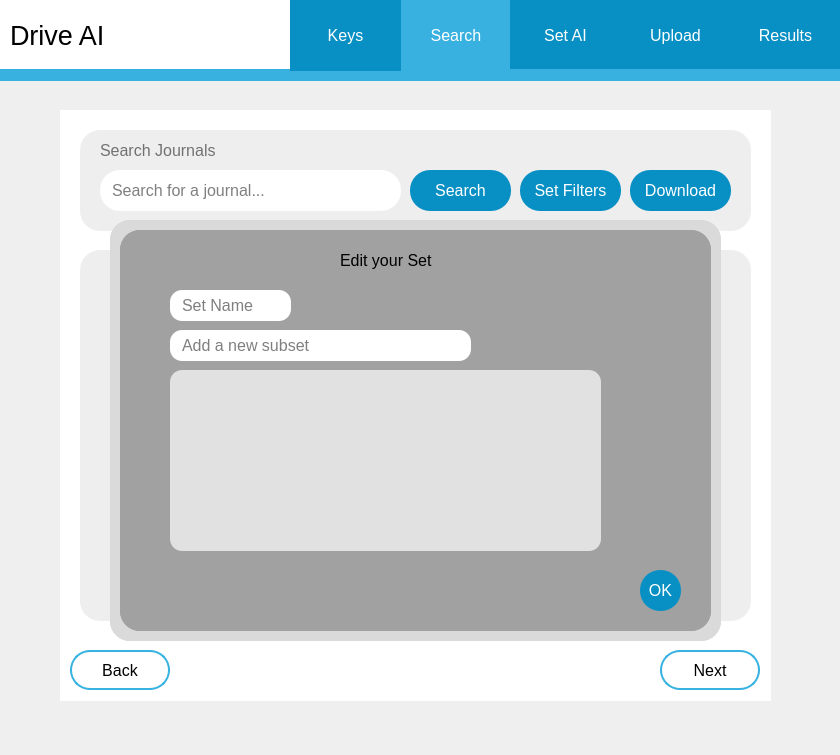
Old version of the form src/modules/GUI/GUI.ui in the repository Semuca/road-safety-scanner.
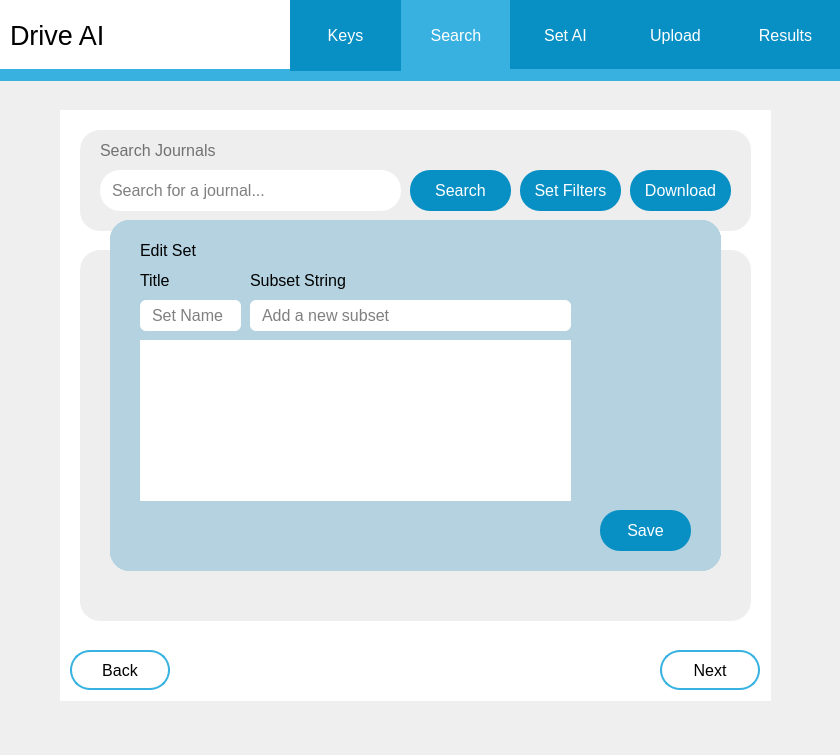
New version of the form.

Commit message: Made some design changes and fixed the code up for a PR

```diff
--- a/src/modules/GUI/GUI.ui
+++ b/src/modules/GUI/GUI.ui
@@ -462,23 +462,22 @@
        <x>50</x>
        <y>110</y>
        <width>611</width>
-       <height>421</height>
+       <height>351</height>
       </rect>
      </property>
      <property name="styleSheet">
       <string notr="true">QWidget{
 	border-radius: 20px;   
-	
-	background-color: rgb(218, 218, 218);
+	background-color: rgb(180, 210, 224);
 }</string>
      </property>
      <widget class="QLabel" name="authorLabel">
       <property name="geometry">
        <rect>
-        <x>60</x>
-        <y>40</y>
+        <x>40</x>
+        <y>35</y>
         <width>61</width>
-        <height>16</height>
+        <height>21</height>
        </rect>
       </property>
       <property name="styleSheet">
@@ -491,10 +490,10 @@
      <widget class="QLabel" name="publishYearLabel">
       <property name="geometry">
        <rect>
-        <x>410</x>
-        <y>40</y>
-        <width>101</width>
-        <height>16</height>
+        <x>330</x>
+        <y>30</y>
+        <width>121</width>
+        <height>31</height>
        </rect>
       </property>
       <property name="styleSheet">
@@ -507,41 +506,41 @@
      <widget class="QLabel" name="settingLabel">
       <property name="geometry">
        <rect>
-        <x>60</x>
+        <x>40</x>
         <y>190</y>
-        <width>61</width>
-        <height>21</height>
+        <width>71</width>
+        <height>31</height>
        </rect>
       </property>
       <property name="styleSheet">
        <string notr="true">font: 700 12pt;</string>
       </property>
       <property name="text">
-       <string>Setting</string>
+       <string>Setting:</string>
       </property>
      </widget>
      <widget class="QLabel" name="keyWordsLabel">
       <property name="geometry">
        <rect>
-        <x>60</x>
+        <x>40</x>
         <y>110</y>
-        <width>81</width>
-        <height>21</height>
+        <width>101</width>
+        <height>31</height>
        </rect>
       </property>
       <property name="styleSheet">
        <string notr="true">font: 700 12pt;</string>
       </property>
       <property name="text">
-       <string>Key Words</string>
+       <string>Key Words:</string>
       </property>
      </widget>
      <widget class="QLineEdit" name="authorName">
       <property name="geometry">
        <rect>
-        <x>50</x>
+        <x>30</x>
         <y>60</y>
-        <width>301</width>
+        <width>261</width>
         <height>41</height>
        </rect>
       </property>
@@ -561,16 +560,17 @@
      <widget class="QDateEdit" name="publishYearFrom">
       <property name="geometry">
        <rect>
-        <x>460</x>
-        <y>70</y>
-        <width>110</width>
-        <height>22</height>
+        <x>370</x>
+        <y>60</y>
+        <width>81</width>
+        <height>41</height>
        </rect>
       </property>
       <property name="styleSheet">
        <string notr="true">QDateEdit{
-	
+	border-radius: 10px;
 	background-color: rgb(255, 255, 255);
+	padding-left: 7px;
 }</string>
       </property>
       <property name="dateTime">
@@ -597,9 +597,9 @@
      <widget class="QLineEdit" name="keyWords">
       <property name="geometry">
        <rect>
-        <x>50</x>
+        <x>30</x>
         <y>140</y>
-        <width>301</width>
+        <width>261</width>
         <height>41</height>
        </rect>
       </property>
@@ -622,9 +622,9 @@
      <widget class="QLineEdit" name="setting">
       <property name="geometry">
        <rect>
-        <x>50</x>
+        <x>30</x>
         <y>220</y>
-        <width>301</width>
+        <width>261</width>
         <height>41</height>
        </rect>
       </property>
@@ -647,9 +647,9 @@
      <widget class="QPushButton" name="setFiltersCloseButton">
       <property name="geometry">
        <rect>
-        <x>550</x>
-        <y>360</y>
-        <width>41</width>
+        <x>480</x>
+        <y>280</y>
+        <width>91</width>
         <height>41</height>
        </rect>
       </property>
@@ -672,7 +672,7 @@
 */</string>
       </property>
       <property name="text">
-       <string>OK</string>
+       <string>Filter</string>
       </property>
       <property name="checkable">
        <bool>true</bool>
@@ -690,32 +690,33 @@
      <widget class="QLabel" name="publishYearFromLabel">
       <property name="geometry">
        <rect>
-        <x>410</x>
-        <y>71</y>
-        <width>41</width>
-        <height>20</height>
+        <x>320</x>
+        <y>61</y>
+        <width>51</width>
+        <height>41</height>
        </rect>
       </property>
       <property name="styleSheet">
        <string notr="true">font: 700 12pt;</string>
       </property>
       <property name="text">
-       <string>From</string>
+       <string>From:</string>
       </property>
      </widget>
      <widget class="QDateEdit" name="publishYearTo">
       <property name="geometry">
        <rect>
-        <x>460</x>
-        <y>109</y>
-        <width>110</width>
-        <height>22</height>
+        <x>490</x>
+        <y>61</y>
+        <width>81</width>
+        <height>41</height>
        </rect>
       </property>
       <property name="styleSheet">
        <string notr="true">QDateEdit{
-	
+	border-radius: 10px;
 	background-color: rgb(255, 255, 255);
+	padding-left: 7px;
 }</string>
       </property>
       <property name="dateTime">
@@ -742,9 +743,9 @@
      <widget class="QLabel" name="publishYearToLabel">
       <property name="geometry">
        <rect>
-        <x>410</x>
-        <y>110</y>
-        <width>41</width>
+        <x>460</x>
+        <y>70</y>
+        <width>31</width>
         <height>20</height>
        </rect>
       </property>
@@ -752,20 +753,27 @@
        <string notr="true">font: 700 12pt;</string>
       </property>
       <property name="text">
-       <string>To</string>
+       <string>To:</string>
       </property>
      </widget>
      <widget class="QComboBox" name="comboBox">
       <property name="geometry">
        <rect>
-        <x>410</x>
-        <y>180</y>
-        <width>151</width>
-        <height>22</height>
+        <x>320</x>
+        <y>140</y>
+        <width>251</width>
+        <height>41</height>
        </rect>
       </property>
       <property name="styleSheet">
-       <string notr="true">background-color: rgb(184, 184, 184);</string>
+       <string notr="true">QComboBox {
+    padding: 9px;     
+	background-color: rgb(255, 255, 255);
+	
+	color: rgb(56, 56, 56);
+}
+
+</string>
       </property>
       <property name="editable">
        <bool>false</bool>
@@ -781,6 +789,36 @@
        </property>
       </item>
      </widget>
+     <widget class="QLabel" name="publishYearToLabel_2">
+      <property name="geometry">
+       <rect>
+        <x>330</x>
+        <y>110</y>
+        <width>81</width>
+        <height>31</height>
+       </rect>
+      </property>
+      <property name="styleSheet">
+       <string notr="true">font: 700 12pt;</string>
+      </property>
+      <property name="text">
+       <string>Sets:</string>
+      </property>
+     </widget>
+     <zorder>authorLabel</zorder>
+     <zorder>publishYearLabel</zorder>
+     <zorder>settingLabel</zorder>
+     <zorder>keyWordsLabel</zorder>
+     <zorder>authorName</zorder>
+     <zorder>keyWords</zorder>
+     <zorder>setting</zorder>
+     <zorder>setFiltersCloseButton</zorder>
+     <zorder>publishYearFromLabel</zorder>
+     <zorder>publishYearToLabel</zorder>
+     <zorder>publishYearToLabel_2</zorder>
+     <zorder>publishYearTo</zorder>
+     <zorder>comboBox</zorder>
+     <zorder>publishYearFrom</zorder>
     </widget>
     <widget class="QWidget" name="uploadJournal_2" native="true">
      <property name="geometry">
@@ -2039,26 +2077,24 @@
    </property>
    <property name="geometry">
     <rect>
-     <x>120</x>
-     <y>230</y>
-     <width>591</width>
-     <height>401</height>
+     <x>110</x>
+     <y>220</y>
+     <width>611</width>
+     <height>351</height>
     </rect>
    </property>
    <property name="styleSheet">
     <string notr="true">QWidget{
 	border-radius: 20px;   
-	
-	
-	background-color: rgb(161, 161, 161);
+	background-color: rgb(180, 210, 224);
 }</string>
    </property>
    <widget class="QLabel" name="editYourSetTitle">
     <property name="geometry">
      <rect>
-      <x>220</x>
+      <x>30</x>
       <y>10</y>
-      <width>181</width>
+      <width>141</width>
       <height>41</height>
      </rect>
     </property>
@@ -2066,15 +2102,15 @@
      <string notr="true">font: 700 16pt;</string>
     </property>
     <property name="text">
-     <string>Edit your Set</string>
+     <string>Edit Set</string>
     </property>
    </widget>
    <widget class="QLineEdit" name="editSubsetText">
     <property name="geometry">
      <rect>
-      <x>50</x>
-      <y>100</y>
-      <width>301</width>
+      <x>140</x>
+      <y>80</y>
+      <width>321</width>
       <height>31</height>
      </rect>
     </property>
@@ -2083,7 +2119,7 @@
 	background-color: rgb(255, 255, 255);
 	font: 12pt;
 	padding-left: 10px;
-	border-radius: 12px;  
+	border-radius: 6px;  
 }
 </string>
     </property>
@@ -2100,9 +2136,9 @@
    <widget class="QPushButton" name="editSubsetSaveButton">
     <property name="geometry">
      <rect>
-      <x>520</x>
-      <y>340</y>
-      <width>41</width>
+      <x>490</x>
+      <y>290</y>
+      <width>91</width>
       <height>41</height>
      </rect>
     </property>
@@ -2118,14 +2154,15 @@
 	border: none;
 }
 
-/*
-QPushButton:Hover{
-	background-color: rgb(56, 177, 224);
+QPushButton:hover{
+	background-color: rgb(255, 255, 255);
+	border: 2px solid rgb(56, 178, 224);
+	color: rgb(56, 177, 224);
 }
-*/</string>
+</string>
     </property>
     <property name="text">
-     <string>OK</string>
+     <string>Save</string>
     </property>
     <property name="checkable">
      <bool>true</bool>
@@ -2143,10 +2180,10 @@
    <widget class="QListWidget" name="editSubsetList">
     <property name="geometry">
      <rect>
-      <x>50</x>
-      <y>140</y>
+      <x>30</x>
+      <y>120</y>
       <width>431</width>
-      <height>181</height>
+      <height>161</height>
      </rect>
     </property>
     <property name="styleSheet">
@@ -2154,8 +2191,9 @@
 	
 	
 	font: 9pt &quot;Arial&quot;;
-    background-color: rgb(225, 225, 225);
-    border-radius: 12px; 
+    
+	background-color: rgb(255, 255, 255);
+    border-radius: 1px; 
 }
 
 
@@ -2165,9 +2203,9 @@
    <widget class="QLineEdit" name="editTitle">
     <property name="geometry">
      <rect>
-      <x>50</x>
-      <y>60</y>
-      <width>121</width>
+      <x>30</x>
+      <y>80</y>
+      <width>101</width>
       <height>31</height>
      </rect>
     </property>
@@ -2176,7 +2214,7 @@
 	background-color: rgb(255, 255, 255);
 	font: 12pt;
 	padding-left: 10px;
-	border-radius: 12px;  
+	border-radius: 6px;  
 }
 </string>
     </property>
@@ -2187,6 +2225,38 @@
      <string>Set Name</string>
     </property>
    </widget>
+   <widget class="QLabel" name="authorLabel_4">
+    <property name="geometry">
+     <rect>
+      <x>30</x>
+      <y>50</y>
+      <width>61</width>
+      <height>21</height>
+     </rect>
+    </property>
+    <property name="styleSheet">
+     <string notr="true">font: 700 12pt;</string>
+    </property>
+    <property name="text">
+     <string>Title</string>
+    </property>
+   </widget>
+   <widget class="QLabel" name="authorLabel_5">
+    <property name="geometry">
+     <rect>
+      <x>140</x>
+      <y>50</y>
+      <width>121</width>
+      <height>21</height>
+     </rect>
+    </property>
+    <property name="styleSheet">
+     <string notr="true">font: 700 12pt;</string>
+    </property>
+    <property name="text">
+     <string>Subset String</string>
+    </property>
+   </widget>
   </widget>
   <widget class="QWidget" name="setsPage" native="true">
    <property name="enabled">
@@ -2197,22 +2267,22 @@
      <x>110</x>
      <y>220</y>
      <width>611</width>
-     <height>421</height>
+     <height>351</height>
     </rect>
    </property>
    <property name="styleSheet">
     <string notr="true">QWidget{
 	border-radius: 20px;   
 	
-	background-color: rgb(218, 218, 218);
+	background-color: rgb(180, 210, 224);
 }</string>
    </property>
    <widget class="QLabel" name="editYourSetsTitle">
     <property name="geometry">
      <rect>
-      <x>200</x>
-      <y>20</y>
-      <width>191</width>
+      <x>30</x>
+      <y>10</y>
+      <width>141</width>
       <height>41</height>
      </rect>
     </property>
@@ -2220,95 +2290,103 @@
      <string notr="true">font: 700 16pt;</string>
     </property>
     <property name="text">
-     <string>Your Current Sets</string>
-    </property>
-   </widget>
-   <widget class="QPushButton" name="saveSets">
-    <property name="geometry">
-     <rect>
-      <x>550</x>
-      <y>360</y>
-      <width>41</width>
-      <height>41</height>
-     </rect>
-    </property>
-    <property name="styleSheet">
-     <string notr="true">QWidget{
-	
-	background-color: rgb(8, 144, 196);
-}
-
-QPushButton{
-	color:white;
-	font: 700 10pt;
-	border: none;
-}
-
-/*
-QPushButton:Hover{
-	background-color: rgb(56, 177, 224);
-}
-*/</string>
-    </property>
-    <property name="text">
-     <string>OK</string>
-    </property>
-    <property name="checkable">
-     <bool>true</bool>
-    </property>
-    <property name="checked">
-     <bool>false</bool>
-    </property>
-    <property name="autoRepeat">
-     <bool>false</bool>
-    </property>
-    <property name="autoExclusive">
-     <bool>true</bool>
+     <string>Current Sets:</string>
     </property>
    </widget>
    <widget class="QListWidget" name="allJournalSets">
     <property name="geometry">
      <rect>
-      <x>60</x>
-      <y>100</y>
-      <width>501</width>
-      <height>221</height>
+      <x>30</x>
+      <y>70</y>
+      <width>441</width>
+      <height>211</height>
      </rect>
     </property>
     <property name="styleSheet">
-     <string notr="true">background-color: rgb(255, 255, 255);</string>
+     <string notr="true">background-color: rgb(255, 255, 255);
+border-radius: 1px;</string>
     </property>
    </widget>
    <widget class="QPushButton" name="addJournalButton">
     <property name="geometry">
      <rect>
-      <x>70</x>
-      <y>330</y>
-      <width>111</width>
-      <height>24</height>
+      <x>490</x>
+      <y>70</y>
+      <width>91</width>
+      <height>41</height>
      </rect>
     </property>
     <property name="styleSheet">
-     <string notr="true">QPushButton{
-	color:black;
-	
+     <string notr="true">QPushButton {
+	background-color: rgb(8, 144, 196);
+	padding: 4px 2px; 
+	border-radius: 15px;
+	color: rgb(255, 255, 255); 
 	font: 700 10pt;
-	background-color: rgb(161, 161, 161);
 }
 
-QPushButton:Checked{
-	
-	font: 8pt;
-	background-color: rgb(211, 211, 211);
-}</string>
+
+QPushButton:hover{
+	background-color: rgb(255, 255, 255);
+	border: 2px solid rgb(56, 178, 224);
+	color: rgb(56, 177, 224);
+}
+
+
+
+</string>
     </property>
     <property name="text">
-     <string>Add a New Set</string>
+     <string>New Set</string>
     </property>
     <property name="checkable">
      <bool>true</bool>
     </property>
    </widget>
+   <widget class="QPushButton" name="saveSets">
+    <property name="geometry">
+     <rect>
+      <x>490</x>
+      <y>290</y>
+      <width>91</width>
+      <height>41</height>
+     </rect>
+    </property>
+    <property name="styleSheet">
+     <string notr="true">QWidget{
+	background-color: rgb(8, 144, 196);
+}
+
+QPushButton{
+	color:white;
+	font: 700 10pt;
+	border: none;
+}
+
+QPushButton:hover{
+	background-color: rgb(255, 255, 255);
+	border: 2px solid rgb(56, 178, 224);
+	color: rgb(56, 177, 224);
+}
+
+</string>
+    </property>
+    <property name="text">
+     <string>Save</string>
+    </property>
+    <property name="checkable">
+     <bool>true</bool>
+    </property>
+    <property name="checked">
+     <bool>false</bool>
+    </property>
+    <property name="autoRepeat">
+     <bool>false</bool>
+    </property>
+    <property name="autoExclusive">
+     <bool>true</bool>
+    </property>
+   </widget>
   </widget>
   <widget class="QWidget" name="addNewSetWidget" native="true">
    <property name="enabled">
@@ -2316,26 +2394,25 @@
    </property>
    <property name="geometry">
     <rect>
-     <x>120</x>
-     <y>230</y>
-     <width>591</width>
-     <height>401</height>
+     <x>110</x>
+     <y>220</y>
+     <width>611</width>
+     <height>351</height>
     </rect>
    </property>
    <property name="styleSheet">
     <string notr="true">QWidget{
 	border-radius: 20px;   
 	
-	
-	background-color: rgb(161, 161, 161);
+	background-color: rgb(180, 210, 224);
 }</string>
    </property>
    <widget class="QLabel" name="addNewSetTitle">
     <property name="geometry">
      <rect>
-      <x>220</x>
+      <x>30</x>
       <y>10</y>
-      <width>181</width>
+      <width>191</width>
       <height>41</height>
      </rect>
     </property>
@@ -2343,15 +2420,15 @@
      <string notr="true">font: 700 16pt;</string>
     </property>
     <property name="text">
-     <string>Add a New Set</string>
+     <string>Create New Set</string>
     </property>
    </widget>
    <widget class="QLineEdit" name="newSubsetText">
     <property name="geometry">
      <rect>
-      <x>50</x>
-      <y>100</y>
-      <width>301</width>
+      <x>140</x>
+      <y>80</y>
+      <width>331</width>
       <height>31</height>
      </rect>
     </property>
@@ -2360,7 +2437,7 @@
 	background-color: rgb(255, 255, 255);
 	font: 12pt;
 	padding-left: 10px;
-	border-radius: 12px;  
+	border-radius: 6px;  
 }
 </string>
     </property>
@@ -2374,15 +2451,14 @@
    <widget class="QPushButton" name="addSetOKButton">
     <property name="geometry">
      <rect>
-      <x>520</x>
-      <y>340</y>
-      <width>41</width>
+      <x>490</x>
+      <y>290</y>
+      <width>91</width>
       <height>41</height>
      </rect>
     </property>
     <property name="styleSheet">
      <string notr="true">QWidget{
-	
 	background-color: rgb(8, 144, 196);
 }
 
@@ -2392,14 +2468,17 @@
 	border: none;
 }
 
-/*
-QPushButton:Hover{
-	background-color: rgb(56, 177, 224);
+QPushButton:hover{
+	background-color: rgb(255, 255, 255);
+	border: 2px solid rgb(56, 178, 224);
+	color: rgb(56, 177, 224);
 }
-*/</string>
+
+
+</string>
     </property>
     <property name="text">
-     <string>OK</string>
+     <string>Add</string>
     </property>
     <property name="checkable">
      <bool>true</bool>
@@ -2417,10 +2496,10 @@
    <widget class="QListWidget" name="subsetList">
     <property name="geometry">
      <rect>
-      <x>50</x>
-      <y>140</y>
-      <width>431</width>
-      <height>181</height>
+      <x>30</x>
+      <y>120</y>
+      <width>441</width>
+      <height>161</height>
      </rect>
     </property>
     <property name="styleSheet">
@@ -2429,7 +2508,9 @@
 	
 	font: 9pt &quot;Arial&quot;;
     background-color: rgb(225, 225, 225);
-    border-radius: 12px; 
+    border-radius: 1px; 
+	
+	background-color: rgb(255, 255, 255);
 }
 
 
@@ -2439,9 +2520,9 @@
    <widget class="QLineEdit" name="newSetTitle">
     <property name="geometry">
      <rect>
-      <x>50</x>
-      <y>60</y>
-      <width>121</width>
+      <x>30</x>
+      <y>80</y>
+      <width>101</width>
       <height>31</height>
      </rect>
     </property>
@@ -2450,7 +2531,7 @@
 	background-color: rgb(255, 255, 255);
 	font: 12pt;
 	padding-left: 10px;
-	border-radius: 12px;  
+	border-radius: 6px;  
 }
 </string>
     </property>
@@ -2461,6 +2542,38 @@
      <string>Set Name</string>
     </property>
    </widget>
+   <widget class="QLabel" name="authorLabel_2">
+    <property name="geometry">
+     <rect>
+      <x>30</x>
+      <y>50</y>
+      <width>61</width>
+      <height>21</height>
+     </rect>
+    </property>
+    <property name="styleSheet">
+     <string notr="true">font: 700 12pt;</string>
+    </property>
+    <property name="text">
+     <string>Title</string>
+    </property>
+   </widget>
+   <widget class="QLabel" name="authorLabel_3">
+    <property name="geometry">
+     <rect>
+      <x>140</x>
+      <y>50</y>
+      <width>121</width>
+      <height>21</height>
+     </rect>
+    </property>
+    <property name="styleSheet">
+     <string notr="true">font: 700 12pt;</string>
+    </property>
+    <property name="text">
+     <string>Subset String</string>
+    </property>
+   </widget>
   </widget>
   <zorder>menuBar</zorder>
   <zorder>myQStackedWidget</zorder>
```
Left out of the diff: 39 changed lines with no effect on the pictures. The commit also changes 2 other files.
